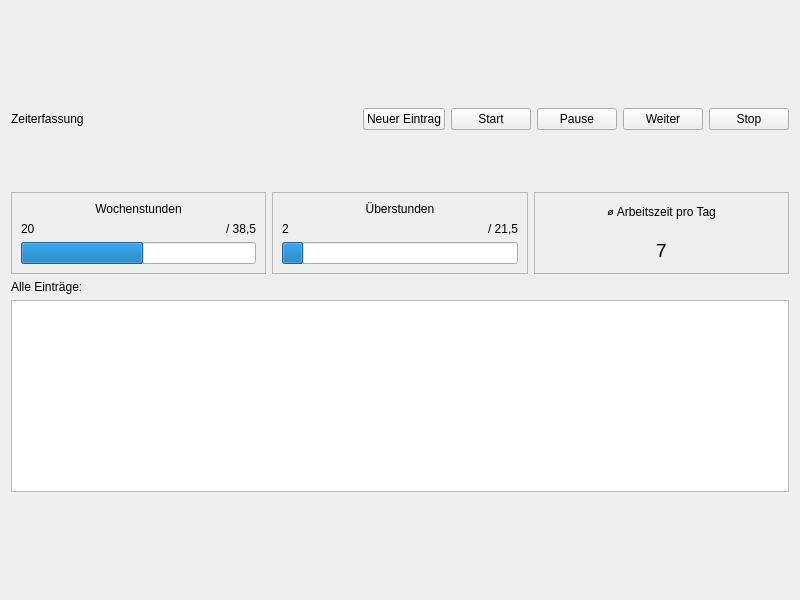
Before: the Qt Designer form HR_Managment_System_Application/timetracker.ui in MehmetMertt/twentyONE_HR_System, drawn with Qt 5.
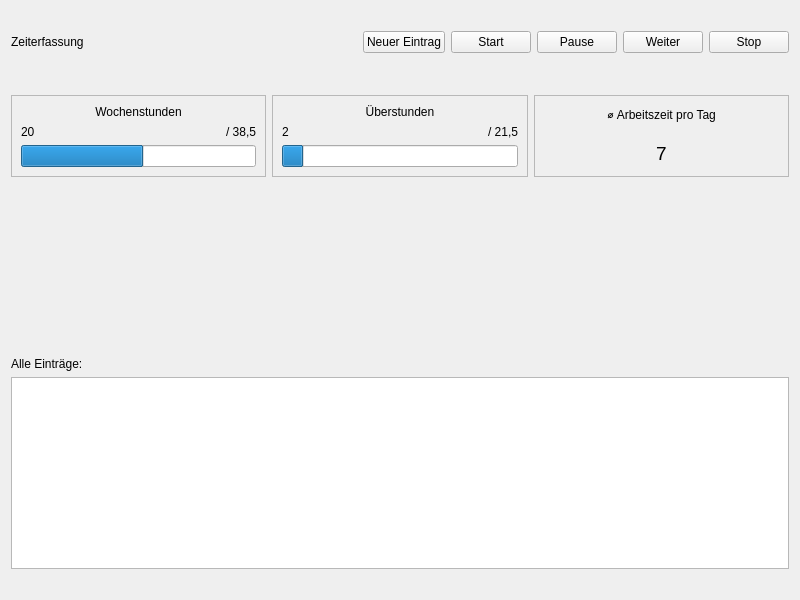
After: the same form once the commit is applied.

The edit to the form file:
```diff
--- a/HR_Managment_System_Application/timetracker.ui
+++ b/HR_Managment_System_Application/timetracker.ui
@@ -21,10 +21,13 @@
        <property name="orientation">
         <enum>Qt::Vertical</enum>
        </property>
+       <property name="sizeType">
+        <enum>QSizePolicy::Preferred</enum>
+       </property>
        <property name="sizeHint" stdset="0">
         <size>
          <width>20</width>
-         <height>40</height>
+         <height>20</height>
         </size>
        </property>
       </spacer>
@@ -147,7 +150,7 @@
        <property name="sizeHint" stdset="0">
         <size>
          <width>20</width>
-         <height>30</height>
+         <height>10</height>
         </size>
        </property>
       </spacer>
@@ -383,6 +386,19 @@
      <item>
       <layout class="QHBoxLayout" name="graph_container"/>
      </item>
+     <item>
+      <spacer name="verticalSpacer_4">
+       <property name="orientation">
+        <enum>Qt::Vertical</enum>
+       </property>
+       <property name="sizeHint" stdset="0">
+        <size>
+         <width>20</width>
+         <height>40</height>
+        </size>
+       </property>
+      </spacer>
+     </item>
      <item>
       <layout class="QVBoxLayout" name="verticalLayout_2">
        <item>
@@ -398,17 +414,24 @@
       </layout>
      </item>
      <item>
-      <widget class="QListWidget" name="listWidget"/>
+      <widget class="QListWidget" name="listWidget">
+       <property name="lineWidth">
+        <number>2</number>
+       </property>
+      </widget>
      </item>
      <item>
       <spacer name="verticalSpacer_2">
        <property name="orientation">
         <enum>Qt::Vertical</enum>
        </property>
+       <property name="sizeType">
+        <enum>QSizePolicy::Preferred</enum>
+       </property>
        <property name="sizeHint" stdset="0">
         <size>
          <width>20</width>
-         <height>40</height>
+         <height>20</height>
         </size>
        </property>
       </spacer>
```
